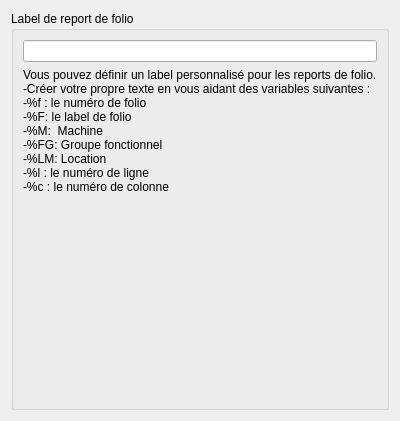
Before: the Qt Designer form sources/ui/reportpropertiewidget.ui in qelectrotech/qelectrotech-source-mirror, drawn with Qt 5.
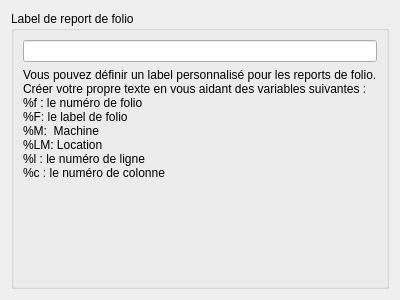
After: the same form once the commit is applied.

Patch:
```diff
--- a/sources/ui/reportpropertiewidget.ui
+++ b/sources/ui/reportpropertiewidget.ui
@@ -7,7 +7,7 @@
     <x>0</x>
     <y>0</y>
     <width>400</width>
-    <height>421</height>
+    <height>300</height>
    </rect>
   </property>
   <property name="windowTitle">
@@ -33,14 +33,13 @@
          <widget class="QLabel" name="label_">
           <property name="text">
            <string>Vous pouvez définir un label personnalisé pour les reports de folio.
--Créer votre propre texte en vous aidant des variables suivantes :
--%f : le numéro de folio 
--%F: le label de folio
--%M:  Machine  
--%FG: Groupe fonctionnel 
--%LM: Location
--%l : le numéro de ligne
--%c : le numéro de colonne</string>
+Créer votre propre texte en vous aidant des variables suivantes :
+%f : le numéro de folio 
+%F: le label de folio
+%M:  Machine 
+%LM: Location
+%l : le numéro de ligne
+%c : le numéro de colonne</string>
           </property>
           <property name="scaledContents">
            <bool>false</bool>
```
